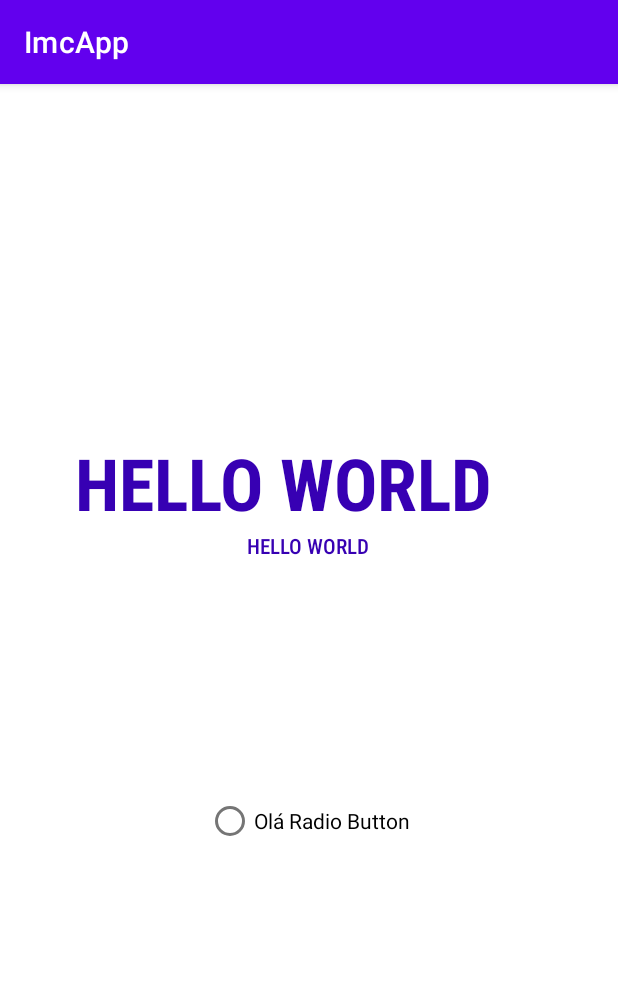
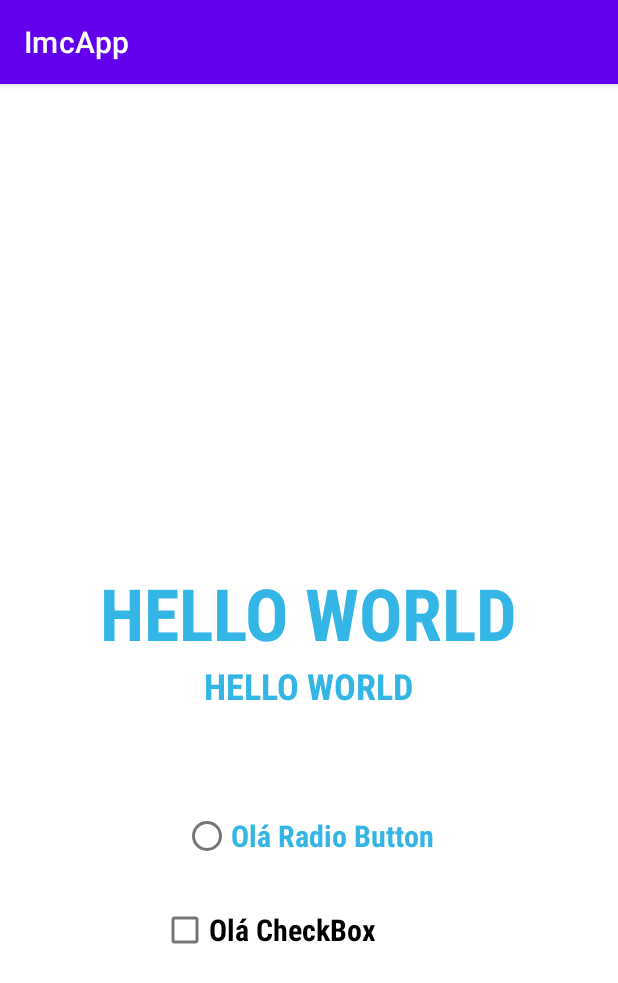
Before and after one commit to clovisdanielcosta/kotlin-calculadora-imc, an Android app: the ResultActivity screen opened directly, with no data from a screen before it, on a phone screen of 412 x 824 dp. Shown: the top 983 px of the screen. Run offline under Robolectric (Android 15) with nearby library versions, the phone set to English and light mode, and no system bars.

Commit message:
Updating styles.xml to study colors in the project.

```diff
--- a/app/src/main/res/layout/activity_result.xml
+++ b/app/src/main/res/layout/activity_result.xml
@@ -10,26 +10,23 @@
         android:id="@+id/textView"
         android:layout_width="wrap_content"
         android:layout_height="wrap_content"
-        android:fontFamily="sans-serif-condensed-medium"
         android:text="HELLO WORLD"
-        android:textColor="@color/purple_700"
-        android:textSize="48sp"
-        android:textStyle="bold"
         app:layout_constraintBottom_toBottomOf="parent"
         app:layout_constraintEnd_toEndOf="parent"
-        app:layout_constraintHorizontal_bias="0.375"
+        app:layout_constraintHorizontal_bias="0.496"
         app:layout_constraintStart_toStartOf="parent"
         app:layout_constraintTop_toTopOf="parent"
-        app:layout_constraintVertical_bias="0.332"
-        tools:ignore="HardcodedText" />
+        app:layout_constraintVertical_bias="0.455"
+        tools:ignore="HardcodedText"
+        style="@style/title_purple" />
 
     <TextView
         android:id="@+id/textView2"
+        style="@style/title_purple"
         android:layout_width="wrap_content"
         android:layout_height="wrap_content"
-        android:fontFamily="sans-serif-condensed-medium"
         android:text="HELLO WORLD"
-        android:textColor="@color/purple_700"
+        android:textSize="24sp"
         app:layout_constraintBottom_toBottomOf="parent"
         app:layout_constraintEnd_toEndOf="parent"
         app:layout_constraintHorizontal_bias="0.498"
@@ -40,16 +37,34 @@
 
     <RadioButton
         android:id="@+id/radioButton"
+        style="@style/title_purple"
         android:layout_width="wrap_content"
         android:layout_height="wrap_content"
         android:layout_marginBottom="92dp"
         android:text="Olá Radio Button"
+        android:textSize="20sp"
         app:layout_constraintBottom_toBottomOf="parent"
         app:layout_constraintEnd_toEndOf="parent"
         app:layout_constraintHorizontal_bias="0.498"
         app:layout_constraintStart_toStartOf="parent"
         app:layout_constraintTop_toBottomOf="@+id/textView2"
-        app:layout_constraintVertical_bias="0.482" />
+        app:layout_constraintVertical_bias="0.284"
+        tools:ignore="HardcodedText" />
+
+    <CheckBox
+        style="@style/title_purple"
+        android:layout_width="wrap_content"
+        android:layout_height="wrap_content"
+        android:text="Olá CheckBox"
+        android:textColor="@color/black"
+        android:textSize="20sp"
+        app:layout_constraintBottom_toBottomOf="parent"
+        app:layout_constraintEnd_toEndOf="parent"
+        app:layout_constraintHorizontal_bias="0.399"
+        app:layout_constraintStart_toStartOf="parent"
+        app:layout_constraintTop_toBottomOf="@+id/radioButton"
+        app:layout_constraintVertical_bias="0.077"
+        tools:ignore="HardcodedText" />
 
 
 </androidx.constraintlayout.widget.ConstraintLayout>
--- /dev/null
+++ b/app/src/main/res/values/styles.xml
@@ -0,0 +1,10 @@
+<?xml version="1.0" encoding="utf-8"?>
+<resources>
+
+    <style name="title_purple">
+        <item name="android:fontFamily">sans-serif-condensed-medium</item>
+        <item name="android:textColor">@android:color/holo_blue_light</item>
+        <item name="android:textSize">48sp</item>
+        <item name="android:textStyle">bold</item>
+    </style>
+</resources>
```
